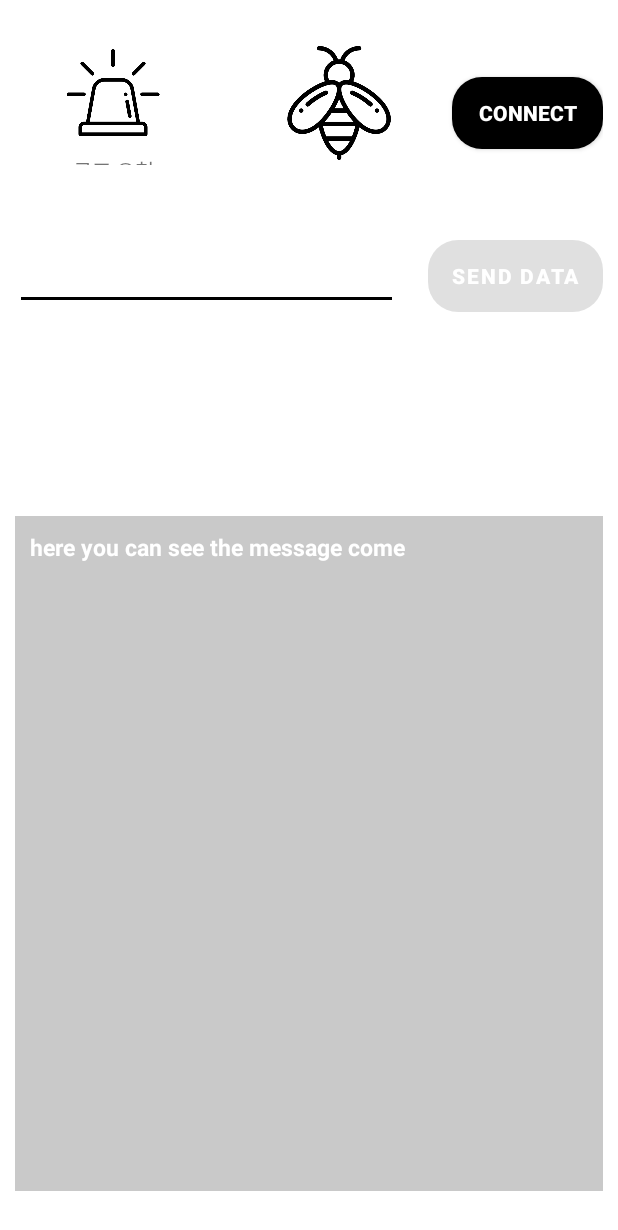
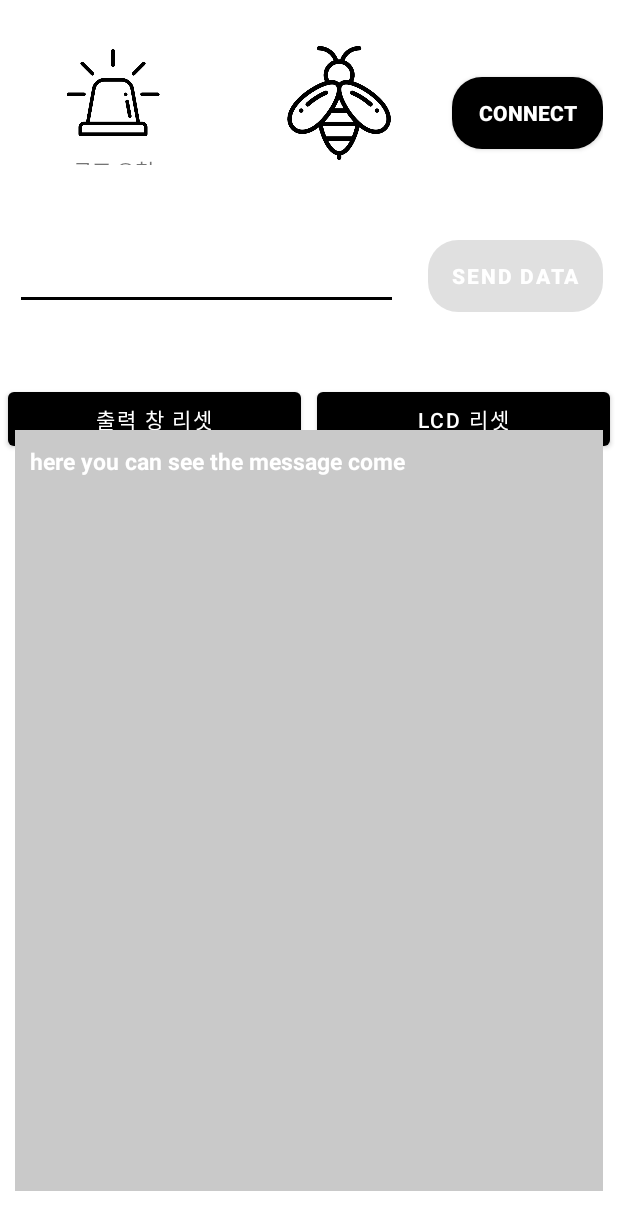
Before and after one commit to m6z1/BEE, an Android app: the screen it shows after launch (MainActivity), on a phone screen of 412 x 824 dp. Shown: the top 1230 px of the screen. Run offline under Robolectric (Android 15) with nearby library versions, the phone set to English and light mode, and no system bars; our stand-ins replace data binding.

Commit message:
Design : MainUi
- 모니터 리셋 버튼
- LCD 리셋 버튼

```diff
--- a/BEE_UI/app/src/main/res/layout/activity_main.xml
+++ b/BEE_UI/app/src/main/res/layout/activity_main.xml
@@ -88,10 +88,65 @@
                 android:textStyle="bold" />
         </LinearLayout>
 
+        <LinearLayout
+            android:layout_width="match_parent"
+            android:layout_height="wrap_content"
+            android:layout_gravity="top"
+            android:layout_marginTop="150dp"
+            android:orientation="horizontal">
+
+            <EditText
+                android:id="@+id/txt_send"
+                android:layout_width="247dp"
+                android:layout_height="wrap_content"
+                android:layout_gravity="center"
+                android:layout_margin="10dp"
+                android:layout_weight="1"
+                android:inputType="text" />
+
+            <Button
+                android:id="@+id/btn_send"
+                android:layout_width="wrap_content"
+                android:layout_height="wrap_content"
+                android:layout_margin="10dp"
+                android:background="@drawable/button_back2"
+                android:enabled="@{viewModel.btnConnected?true:false}"
+                android:onClick="@{()->viewModel.onClickSendData(txtSend.getText().toString())}"
+                android:text="send data"
+                android:textColor="@color/white"
+                android:textStyle="bold" />
+
+        </LinearLayout>
+
+        <LinearLayout
+            android:layout_width="match_parent"
+            android:layout_height="wrap_content"
+            android:layout_gravity="top"
+            android:layout_marginTop="250dp"
+            android:orientation="horizontal">
+
+            <Button
+                android:id="@+id/reset_monitor"
+                android:layout_width="0dp"
+                android:layout_height="wrap_content"
+                android:layout_weight="1"
+                android:layout_margin="5dp"
+                android:text="출력 창 리셋"/>
+
+            <Button
+                android:id="@+id/reset_lcd"
+                android:layout_width="0dp"
+                android:layout_height="wrap_content"
+                android:layout_weight="1"
+                android:layout_margin="5dp"
+                android:text="LCD 리셋"/>
+
+        </LinearLayout>
+
         <ScrollView
             android:id="@+id/sv_read_data"
             android:layout_width="match_parent"
-            android:layout_height="450dp"
+            android:layout_height="507dp"
             android:layout_gravity="bottom"
             android:layout_marginLeft="10dp"
             android:layout_marginRight="10dp"
@@ -133,35 +188,7 @@
                 android:text="@{viewModel.txtProgress}"/>
         </LinearLayout>
 
-        <LinearLayout
-            android:layout_width="match_parent"
-            android:layout_height="wrap_content"
-            android:layout_gravity="top"
-            android:layout_marginTop="150dp"
-            android:orientation="horizontal">
 
-            <EditText
-                android:id="@+id/txt_send"
-                android:layout_width="247dp"
-                android:layout_height="wrap_content"
-                android:layout_gravity="center"
-                android:layout_margin="10dp"
-                android:layout_weight="1"
-                android:inputType="text" />
-
-            <Button
-                android:id="@+id/btn_send"
-                android:layout_width="wrap_content"
-                android:layout_height="wrap_content"
-                android:layout_margin="10dp"
-                android:background="@drawable/button_back2"
-                android:enabled="@{viewModel.btnConnected?true:false}"
-                android:onClick="@{()->viewModel.onClickSendData(txtSend.getText().toString())}"
-                android:text="send data"
-                android:textColor="@color/white"
-                android:textStyle="bold" />
-
-        </LinearLayout>
 
 
     </FrameLayout>
```
